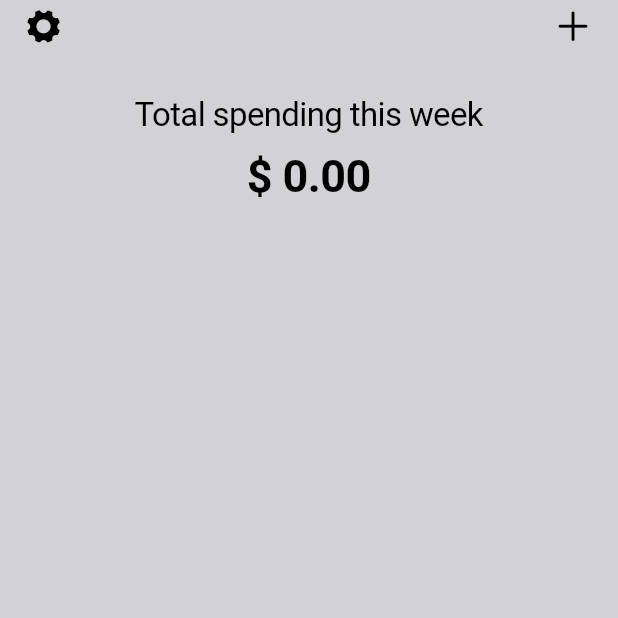
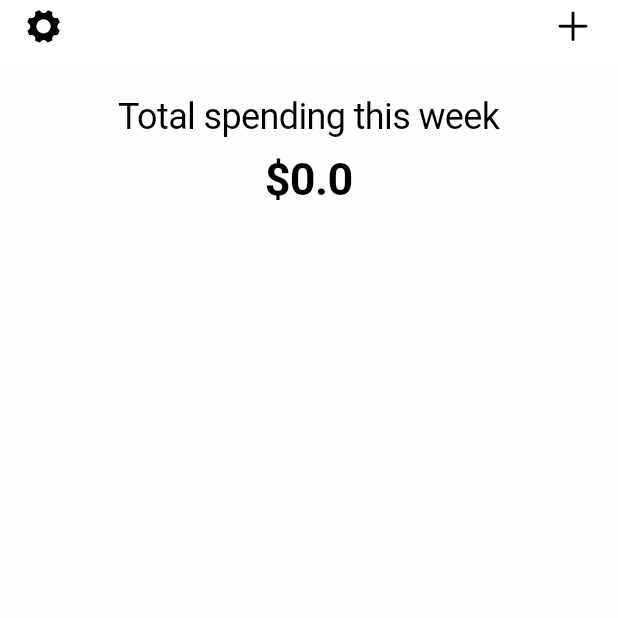
Before and after one commit to Peeravit-Sir/my_spending_app, a Flutter app: the screen it shows after launch, on a phone screen of 412 x 824 dp, the top half of it. Run offline on Flutter 3.47's test engine with Material 2 defaults, Android fonts, the phone set to English and light mode, and no system bars; our stand-ins replace modal_bottom_sheet.

```diff
--- a/lib/home_page.dart
+++ b/lib/home_page.dart
@@ -14,21 +14,9 @@ class HomePage extends StatefulWidget {
 
 class _HomePageState extends State<HomePage> {
   final List<Transaction> userTransactions = [
-    //   Transaction(
-    //     id: 't1',
-    //     title: 'shoes',
-    //     amount: 2000,
-    //     date: DateTime.now(),
-    //   ),
-    //   Transaction(
-    //     id: 't2',
-    //     title: 'food',
-    //     amount: 10,
-    //     date: DateTime.now(),
-    //   ),
   ];
 
-  List<Transaction> get recentTransactions {
+  List<Transaction> get weeklyTransactions {
     return userTransactions.where((tx) {
       return tx.date.isAfter(
         DateTime.now().subtract(
@@ -70,26 +58,21 @@ class _HomePageState extends State<HomePage> {
   Widget build(BuildContext context) {
     return CupertinoPageScaffold(
       navigationBar: CupertinoNavigationBar(
-        backgroundColor: CupertinoColors.systemGrey2,
+        backgroundColor: CupertinoColors.white,
         leading: CupertinoButton(
+          pressedOpacity: 0.5,
           padding: const EdgeInsets.only(bottom: 10),
           minSize: 20,
           onPressed: () {
-            print('PressLeft');
+            print('settings button');
           },
           child: const Icon(CupertinoIcons.gear_solid,
               size: 26, color: CupertinoColors.black),
         ),
-        // middle: Text(
-        //   'Spending Tracker',
-        //   style: TextStyle(fontSize: 23),
-        // ),
         trailing: CupertinoButton(
           minSize: 20,
           padding: const EdgeInsets.only(bottom: 10),
-          // pressedOpacity: 0.5,
-          // iconSize: 30,
-          // style: RoundedRectangleBorder(borderRadius: BorderRadius.circular(20)),
+          pressedOpacity: 0.5,
           onPressed: () {
             startNewTransaction(context);
           },
@@ -100,23 +83,24 @@ class _HomePageState extends State<HomePage> {
           ),
         ),
       ),
-      backgroundColor: CupertinoColors.systemGrey4,
+      backgroundColor: const Color.fromARGB(247, 255, 255, 255),
       child: Column(
         children: [
           Padding(
             padding: const EdgeInsets.all(20),
             child: Center(
-              child: Column(children: const [
-                Text(
+              child: Column(children: [
+                const Text(
                   'Total spending this week',
-                  style: TextStyle(fontSize: 22),
+                  style: TextStyle(fontSize: 24),
                 ),
-                SizedBox(
+                const SizedBox(
                   height: 10,
                 ),
                 Text(
-                  '\$ 0.00',
-                  style: TextStyle(fontSize: 30, fontWeight: FontWeight.bold),
+                  '\$${weeklyTransactions.map((e) => e.amount).fold<double>(0, (prev, amount) => prev + amount).toString()}',
+                  style: const TextStyle(
+                      fontSize: 30, fontWeight: FontWeight.bold),
                 ),
               ]),
             ),
--- a/lib/main.dart
+++ b/lib/main.dart
@@ -2,7 +2,7 @@ import 'package:flutter/cupertino.dart';
 import 'package:flutter/material.dart';
 // import 'package:flutter/services.dart';
 
-// import './details_page.dart';
+import './details_page.dart';
 // import './chart_page.dart';
 import './home_page.dart';
 
@@ -20,6 +20,7 @@ class MyApp extends StatelessWidget {
     // ));
     return const CupertinoApp(
       home: HomePage(),
+      // home: DetailsPage(),
       debugShowCheckedModeBanner: false,
       localizationsDelegates: <LocalizationsDelegate<dynamic>>[
         DefaultMaterialLocalizations.delegate,
--- a/lib/transaction_list.dart
+++ b/lib/transaction_list.dart
@@ -16,6 +16,7 @@ class TransactionList extends StatelessWidget {
   Widget build(BuildContext context) {
     return Expanded(
       child: ListView.builder(
+          reverse: true,
           itemCount: transactions.length,
           itemBuilder: (context, index) {
             return Card(
```
Also changed, not shown: lib/details_page.dart (+49 -4 lines).
